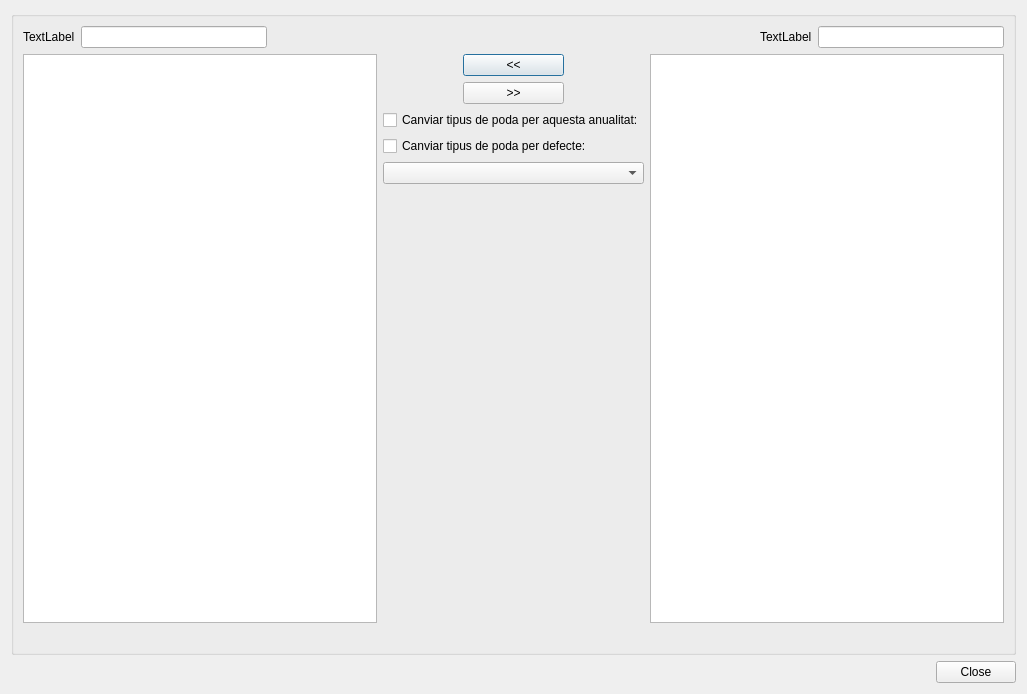
bgeo-gis/treemanage_qgis_pluggin, file ui/multirow_selector.ui: the form before one commit.
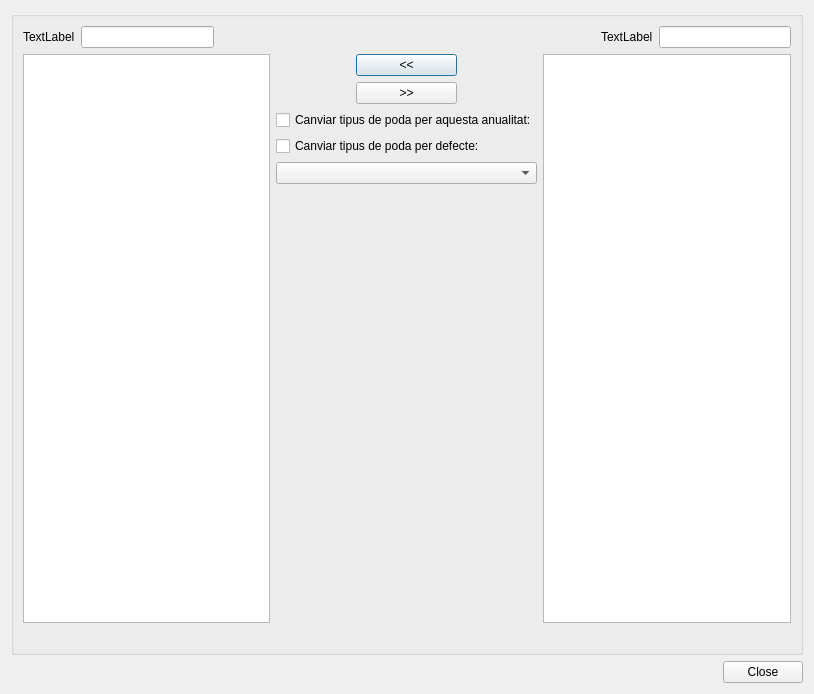
The form after the commit.

```diff
--- a/ui/multirow_selector.ui
+++ b/ui/multirow_selector.ui
@@ -6,7 +6,7 @@
    <rect>
     <x>0</x>
     <y>0</y>
-    <width>1027</width>
+    <width>814</width>
     <height>694</height>
    </rect>
   </property>
```
Left out of the diff: 4 changed lines with no effect on the pictures.
